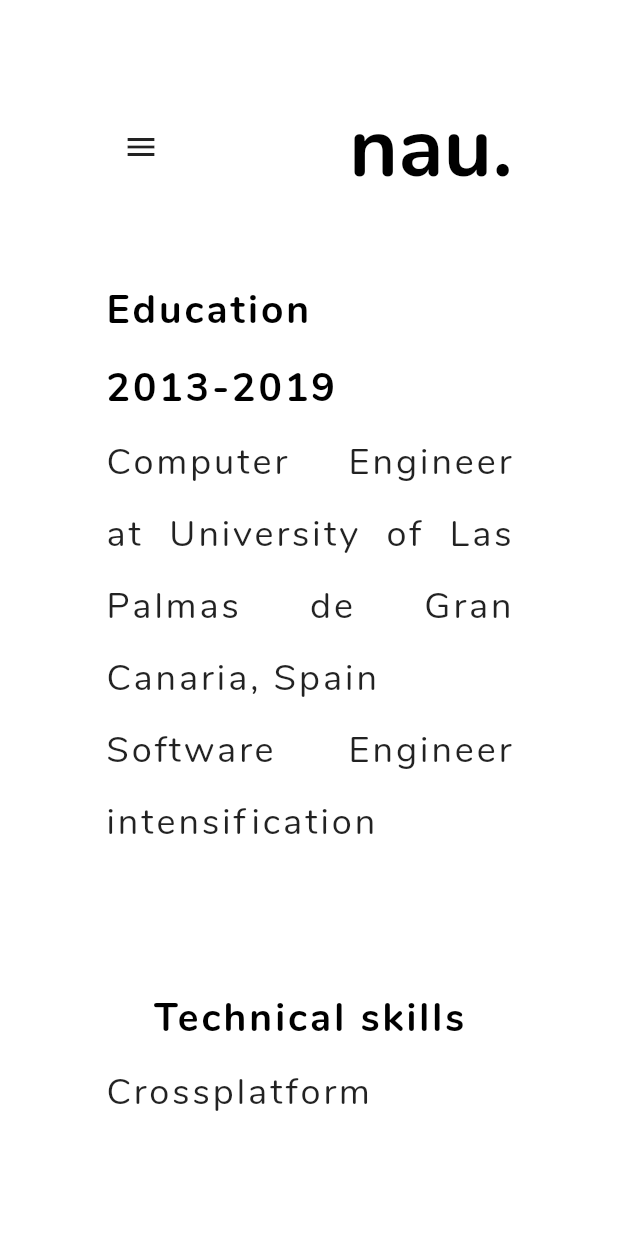
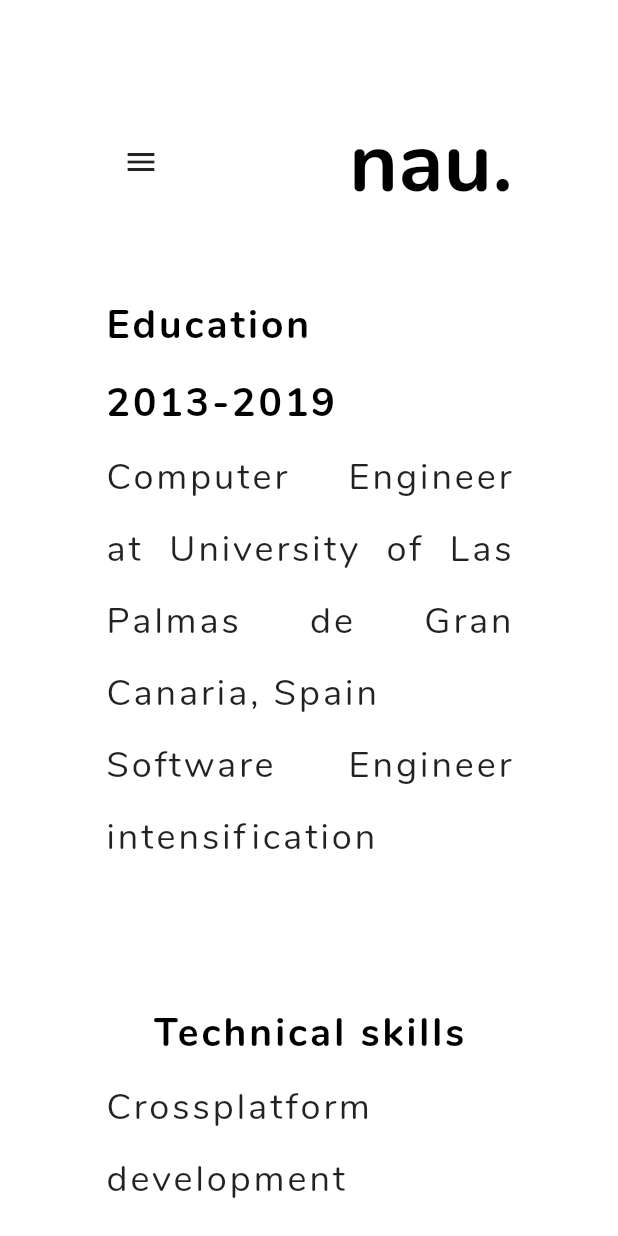
Before and after one commit to NauzetAduen/flutter_portfolio, a Flutter app: the About screen opened by its route, on a phone screen of 412 x 824 dp. Run offline on Flutter 3.47's test engine with Material 2 defaults, Android fonts, the phone set to English and light mode, and no system bars; our stand-ins replace responsive_builder; missing offline and left inert: dart:js.

Commit message:
REMOVE bottom padding in centered widget

```diff
--- a/lib/widgets/centered_widget.dart
+++ b/lib/widgets/centered_widget.dart
@@ -7,7 +7,8 @@ class CenteredWidget extends StatelessWidget {
   @override
   Widget build(BuildContext context) {
     return Container(
-      padding: const EdgeInsets.symmetric(horizontal: 70, vertical: 60),
+      // padding: const EdgeInsets.symmetric(horizontal: 70, vertical: 60),
+      padding: const EdgeInsets.only(left: 70, right: 70, top: 70),
       alignment: Alignment.topCenter,
       child: ConstrainedBox(
         constraints: BoxConstraints(maxWidth: 1200),
```
